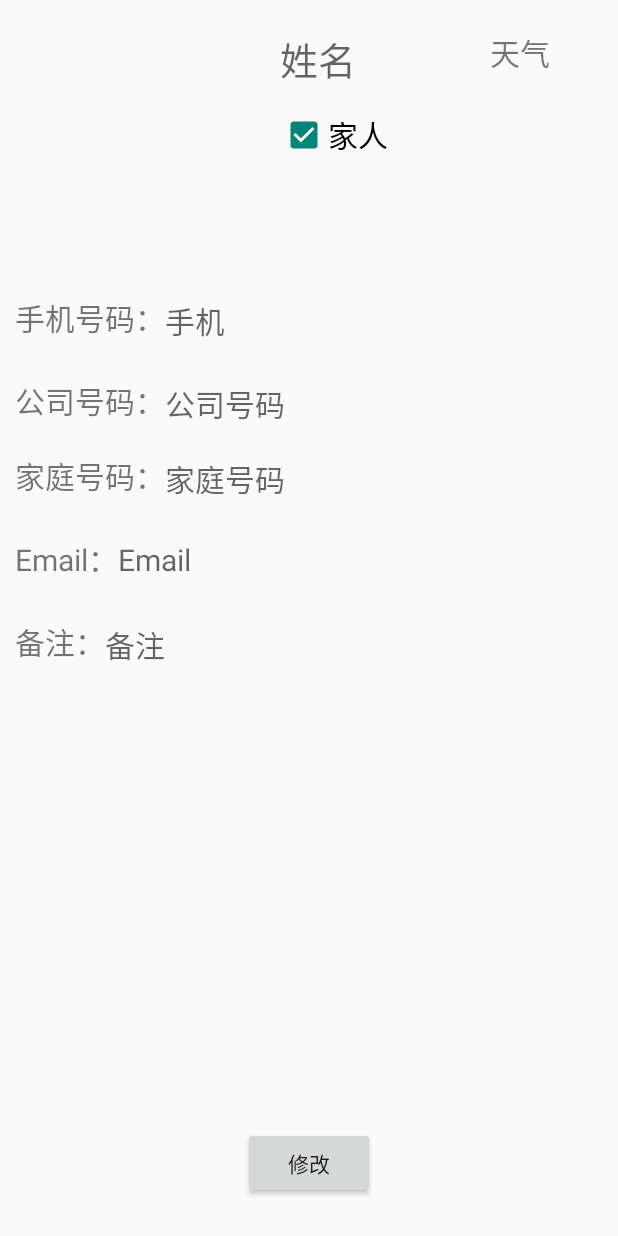
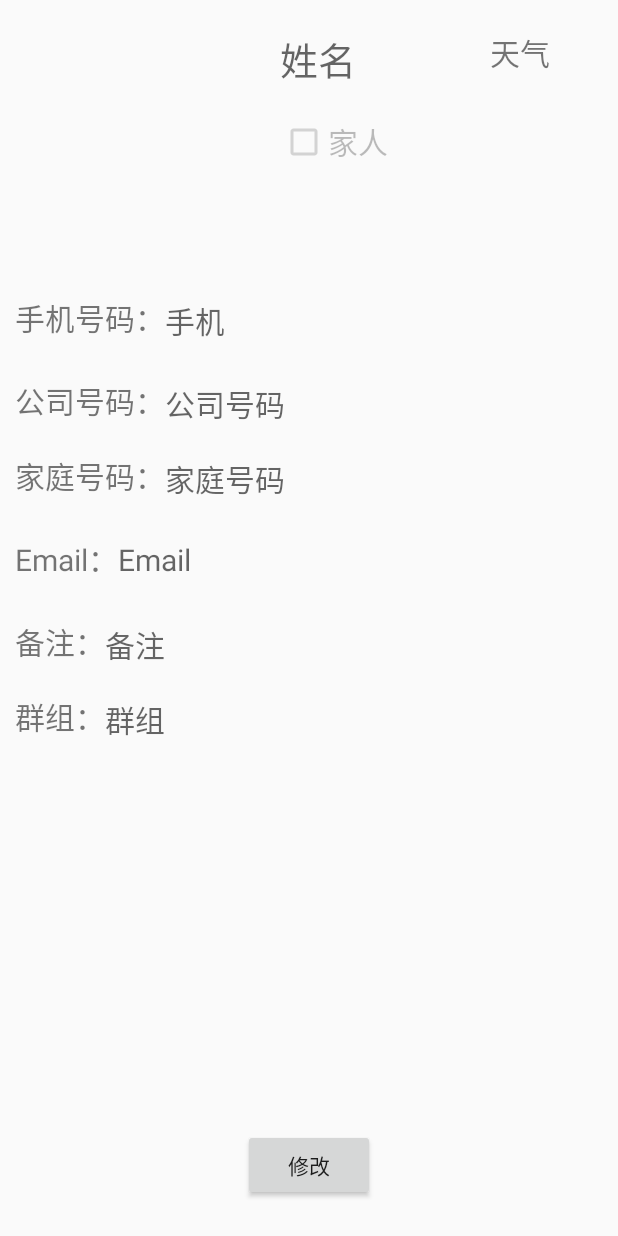
Before and after one commit to cooljacket/FamilyContactsList, an Android app: the PeopleDetail screen opened directly, with no data from a screen before it, on a phone screen of 412 x 824 dp. Run offline under Robolectric (Android 15) with nearby library versions, the phone set to English and light mode, and no system bars; 10 statements that could not run were skipped.

Commit message:
弄了个数据库，头像ok分组可以开始弄了

```diff
--- a/app/src/main/java/hw/happyjacket/com/familycontactlist/PeopleDetail.java
+++ b/app/src/main/java/hw/happyjacket/com/familycontactlist/PeopleDetail.java
@@ -9,6 +9,7 @@ import android.util.Log;
 import android.view.View;
 import android.widget.Button;
 
+import android.widget.CheckBox;
 import android.widget.ImageView;
 import android.widget.TextView;
 import android.widget.Toast;
@@ -40,12 +41,15 @@ public class PeopleDetail extends AppCompatActivity {
     TextView workPhone;
     TextView email;
     TextView remark;
-    TextView position;
+//    TextView position;
+    TextView group;
+    CheckBox family;
+    TextView familyname;
+    boolean isfamily;
     HashMap map;
-    int imagePic;
+    int imagePic;//头像
     Button btn_modify;
     boolean flag=false;//默认没修改
-
 
 
     @Override
@@ -68,6 +72,9 @@ public class PeopleDetail extends AppCompatActivity {
         newmap.put("contactWork",workPhone.getText());
         newmap.put("contactEmail",email.getText());
         newmap.put("contactRemark",remark.getText());
+        newmap.put("contactGroup", group.getText());
+        newmap.put("contactFamily", isfamily);
+        newmap.put("contactFamilyname", familyname.getText());
         return newmap;
     }
 
@@ -94,8 +101,10 @@ public class PeopleDetail extends AppCompatActivity {
         email=(TextView)this.findViewById(R.id.p_email);
         remark=(TextView)this.findViewById(R.id.p_remark);
         workPhone=(TextView)this.findViewById(R.id.p_workphone);
-
-        position=(TextView)this.findViewById(R.id.position);
+        group=(TextView)this.findViewById(R.id.p_group);
+        family=(CheckBox)this.findViewById(R.id.p_family);
+        familyname=(TextView)this.findViewById(R.id.p_familyname);
+//        position=(TextView)this.findViewById(R.id.position);
         showDetail();
 
 
@@ -108,7 +117,9 @@ public class PeopleDetail extends AppCompatActivity {
             case 1://有修改
 
                 map =(HashMap)data.getSerializableExtra("newdata");
-                imagePic = (int) map.get("contactPhoto");
+//                imagePic = (int) map.get("contactPhoto");
+//                isfamily=(boolean)map.get("contactFamily");
+
                 flag=true;
                 showDetail();
                 break;
@@ -142,6 +153,18 @@ public class PeopleDetail extends AppCompatActivity {
         workPhone.setText(map.get("contactWork").toString());
         email.setText(map.get("contactEmail").toString());
         remark.setText(map.get("contactRemark").toString());
+        group.setText(map.get("contactGroup").toString());
+        isfamily = (boolean)map.get("contactFamily");
+        family.setEnabled(false);
+        familyname.setText(map.get("contactFamilyname").toString());
+        if(isfamily){
+
+            family.setChecked(true);
+        }
+        else {
+            family.setChecked(false);
+        }
+
 
         Toast.makeText(getApplicationContext(),"啊啊啊debug", Toast.LENGTH_SHORT).show();
 
--- a/app/src/main/res/layout/people_detail.xml
+++ b/app/src/main/res/layout/people_detail.xml
@@ -57,16 +57,36 @@
                             android:textSize="25dp"
                             android:hint="姓名"
                             />
-                        <CheckBox
-                            android:layout_width="fill_parent"
+                        <LinearLayout
+                            android:layout_width="match_parent"
                             android:layout_height="wrap_content"
-                            android:layout_marginTop="5dp"
-                            android:layout_marginLeft="10dp"
-                            android:text="家人"
-                            android:textSize="20dp"
-                            android:checked="true"
-                            android:clickable="false"
-                            ></CheckBox>
+                            android:orientation="horizontal"
+                            >
+                            <CheckBox
+                                android:layout_width="wrap_content"
+                                android:layout_height="wrap_content"
+                                android:layout_marginTop="10dp"
+                                android:layout_marginLeft="10dp"
+                                android:id="@+id/p_family"
+                                android:text="家人"
+                                android:textSize="20dp"
+                                >
+
+                            </CheckBox>
+                            <TextView
+                                android:layout_width="100dp"
+                                android:layout_height="wrap_content"
+                                android:id="@+id/p_familyname"
+                                android:gravity="top"
+                                android:layout_marginTop="10dp"
+                                android:layout_marginLeft="10dp"
+                                android:textSize="20dp"
+                                android:enabled="false"
+                                android:layout_gravity="center_vertical"
+                                android:hint=""
+                                />
+
+                        </LinearLayout>
 
 
 
@@ -220,12 +240,32 @@
                     android:hint="备注"
                     />
             </LinearLayout>
-
-            <TextView
+            <LinearLayout
                 android:layout_width="fill_parent"
                 android:layout_height="wrap_content"
-                android:id="@+id/position"
-                android:textSize="20dp"/>
+                android:orientation="horizontal"
+                android:layout_marginLeft="10dp"
+                android:layout_marginBottom="10dp"
+                android:layout_marginRight="10dp"
+                android:layout_marginTop="10dp"
+                >
+                <TextView
+                    android:layout_width="wrap_content"
+                    android:layout_height="wrap_content"
+                    android:text="群组："
+                    android:textSize="20dp"
+                    ></TextView>
+                <TextView
+                    android:layout_width="fill_parent"
+                    android:layout_height="wrap_content"
+                    android:id="@+id/p_group"
+                    android:textSize="20dp"
+                    android:gravity="top"
+                    android:hint="群组"
+                    />
+            </LinearLayout>
+
+
 
 
 
```
Also changed, not shown: app/src/main/java/hw/happyjacket/com/familycontactlist/ChangePeopleDetail.java (+78 -1 lines), app/src/main/java/hw/happyjacket/com/familycontactlist/DBHelper.java (added, +92 -0 lines), app/src/main/java/hw/happyjacket/com/familycontactlist/TabContactsFragment.java (+47 -1 lines), app/src/main/java/hw/happyjacket/com/familycontactlist/User.java (added, +13 -0 lines), app/src/main/res/layout/edit_people_detail.xml (+52 -8 lines).
